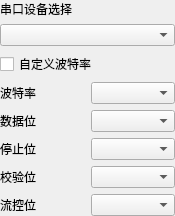
Qt form src/pages/serialport/SAKSerialPortDeviceController.ui (x-tools-author/x-tools) before a commit.
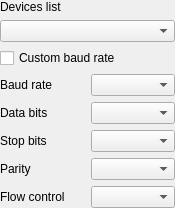
The same form after that commit.

Commit message: upate ui text

```diff
--- a/src/pages/serialport/SAKSerialPortDeviceController.ui
+++ b/src/pages/serialport/SAKSerialPortDeviceController.ui
@@ -38,7 +38,7 @@
       </sizepolicy>
      </property>
      <property name="text">
-      <string>自定义波特率</string>
+      <string>Custom baud rate</string>
      </property>
     </widget>
    </item>
@@ -51,7 +51,7 @@
       </sizepolicy>
      </property>
      <property name="text">
-      <string>停止位</string>
+      <string>Stop bits</string>
      </property>
     </widget>
    </item>
@@ -83,7 +83,7 @@
       </sizepolicy>
      </property>
      <property name="text">
-      <string>波特率</string>
+      <string>Baud rate</string>
      </property>
     </widget>
    </item>
@@ -96,7 +96,7 @@
       </sizepolicy>
      </property>
      <property name="text">
-      <string>数据位</string>
+      <string>Data bits</string>
      </property>
     </widget>
    </item>
@@ -109,14 +109,14 @@
       </sizepolicy>
      </property>
      <property name="text">
-      <string>校验位</string>
+      <string>Parity</string>
      </property>
     </widget>
    </item>
    <item row="0" column="0" colspan="2">
     <widget class="QLabel" name="label">
      <property name="text">
-      <string>串口设备选择</string>
+      <string>Devices list</string>
      </property>
     </widget>
    </item>
@@ -136,7 +136,7 @@
    <item row="7" column="0">
     <widget class="QLabel" name="label_6">
      <property name="text">
-      <string>流控位</string>
+      <string>Flow control</string>
      </property>
     </widget>
    </item>
```
